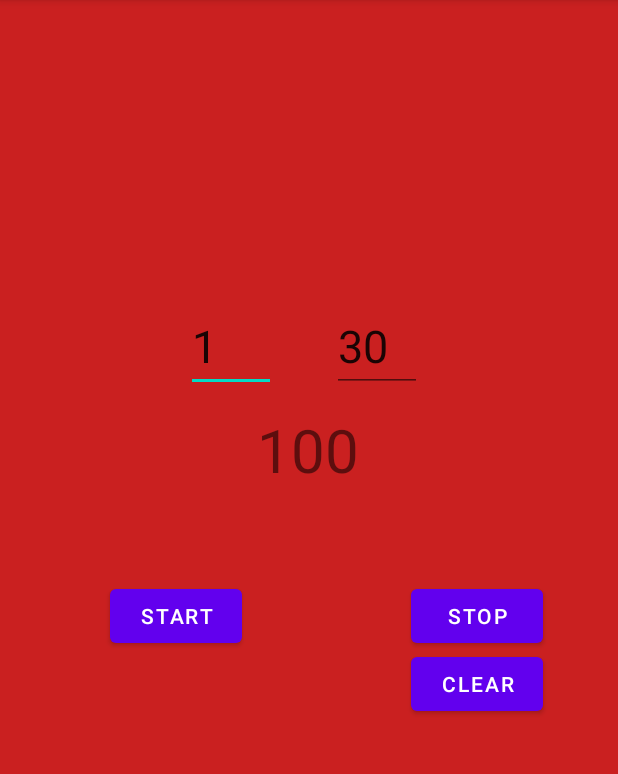
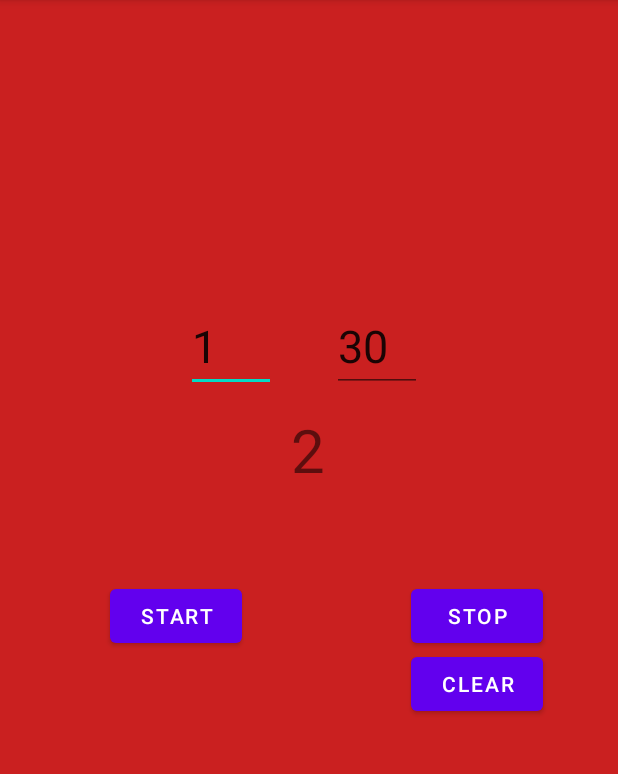
Before and after one commit to raczkowskir/MoveUp30, an Android app: the screen it shows after launch (MainActivity), after a tap on "START", on a phone screen of 412 x 824 dp, the part 84-858 px from its top. Run offline under Robolectric (Android 15) with nearby library versions, the phone set to English and light mode, and no system bars.

Commit message:
Ongoing: MOV-11 (better but I am still not proud)

```diff
--- a/app/src/main/java/com/yahoo/raczkowskir/moveup30/MainActivity.java
+++ b/app/src/main/java/com/yahoo/raczkowskir/moveup30/MainActivity.java
@@ -3,6 +3,7 @@ package com.yahoo.raczkowskir.moveup30;
 import androidx.appcompat.app.AppCompatActivity;
 import androidx.constraintlayout.widget.ConstraintLayout;
 import android.content.Context;
+import android.media.MediaPlayer;
 import android.os.Bundle;
 import android.util.Log;
 import android.widget.Button;
@@ -10,133 +11,16 @@ import android.widget.EditText;
 import android.widget.TextView;
 
 public class MainActivity extends AppCompatActivity {
-/*
-    int counter = 100;
-    int preTimerCounter = 3;
-    int counterStartValue = 100;
-*/
     Button buttonStart, buttonStop, buttonClear;
     TextView textView;
     EditText editTextMin, editTextSec;
-//    Boolean isStopped, isCleared;
-//    boolean isFirstStart = true;
-//    ChainedCountDownTimer timer1;
-//    ChainedCountDownTimer timer2;
     ConstraintLayout constraintLayout;
-//    MediaPlayer mp, mp_finish;
-    Context context = this;
     MainActivity mainActivity = this;
     TimerUtilities timerUtilities;
-/*    public void protectValue(EditText aEditText, int aValueOfTiemr) {
-        String contentofEditTextSec = String.valueOf(aEditText.getText());
-        if (contentofEditTextSec.length() > 2
-                || Integer.parseInt(contentofEditTextSec) > aValueOfTiemr) {
-            aEditText.setText(String.valueOf(aValueOfTiemr));
-        }
-        Log.d("Raki_3", String.valueOf("protectValue"));
-    }
 
-    public int getTimer(EditText aEditTextMin, EditText aEditTextSec, TextView aTextView) {
-        Log.d("Raki_4", String.valueOf("getTimer"));
-        int editTextMin = Integer.parseInt(String.valueOf(aEditTextMin.getText()));
-        int editTextSec = Integer.parseInt(String.valueOf(aEditTextSec.getText()));
-        int fullTimer = (editTextMin * 60) + editTextSec;
-        Log.d("Raki", "editTextMin " + editTextMin);
-        Log.d("Raki", "editTextSec " + editTextSec);
-        Log.d("Raki", "Full timer " + fullTimer);
+    MediaPlayer mp, mp_finish;
+    Context context = this;
 
-
-        counter = fullTimer;
-        counterStartValue = fullTimer;
-
-        if (isFirstStart) {
-            aTextView.setText(String.valueOf(fullTimer));
-            isFirstStart = false;
-        }
-
-        return fullTimer;
-    }
-
-    public Boolean startPreTimer(TextView aTextView) {
-        timer1 = new ChainedCountDownTimer((4000), 1000) {
-
-            public void onTick(long millisUntilFinished) {
-                try {
-                    if (mp.isPlaying()) {
-                        mp.stop();
-                        mp.release();
-                        mp = MediaPlayer.create(CONTEXT, R.raw.alarm_clock);
-                    }
-                    mp.start();
-                } catch (Exception e) {
-                    e.printStackTrace();
-                }
-
-                aTextView.setText(String.valueOf(preTimerCounter));
-                preTimerCounter--;
-                Log.d("Raki_1", String.valueOf(preTimerCounter));
-            }
-
-            public void onFinish() {
-                //alarm_clock_finish
-
-                try {
-                    if (mp_finish.isPlaying()) {
-                        mp_finish.stop();
-                        mp_finish.release();
-                        mp_finish = MediaPlayer.create(CONTEXT, R.raw.alarm_clock_finish);
-                    }
-                    mp_finish.start();
-                } catch (Exception e) {
-                    e.printStackTrace();
-                }
-
-                constraintLayout.setBackgroundColor(Color.rgb(76, 175, 80));
-                Log.d("Raki_2", String.valueOf(preTimerCounter));
-                aTextView.setText(String.valueOf(0));
-                preTimerCounter = 3;
-            }
-        };
-        return true;
-    }
-
-    public void manageTimer(TextView aTextView) {
-        Log.d("Raki_5", String.valueOf("manageTimer"));
-        isStopped = false;
-        isCleared = false;
-
-        String currentTimer = String.valueOf(textView.getText());
-        counter = Integer.parseInt(currentTimer);
-
-        timer2 = new ChainedCountDownTimer((counter * 100), 100) {
-            public void onTick(long millisUntilFinished) {
-                Log.d("Raki_7", String.valueOf(counter));
-                if (!isStopped) {
-                    counter--;
-                    aTextView.setText(String.valueOf(counter));
-                } else {
-                    this.cancel();
-                    if (!isCleared) {
-                        counter = Integer.parseInt(String.valueOf(aTextView.getText()));
-                        Log.d("counter", String.valueOf(counter));
-                    } else {
-                        counter = Integer.parseInt(String.valueOf(0));
-                        Log.d("Raki", "Cleared");
-                    }
-                }
-            }
-
-            public void onFinish() {
-                if (!isStopped) {
-                    aTextView.setText(String.valueOf(counterStartValue));
-                    constraintLayout.setBackgroundColor(Color.rgb(255, 255, 255));
-                } else {
-                    constraintLayout.setBackgroundColor(Color.rgb(255, 255, 255));
-                    Log.d("Raki", "timerCanceled");
-                }
-            }
-        };
-    }*/
     @Override
     protected void onCreate(Bundle savedInstanceState) {
         super.onCreate(savedInstanceState);
@@ -150,46 +34,18 @@ public class MainActivity extends AppCompatActivity {
         editTextSec = findViewById(R.id.editTextSec);
         editTextMin = findViewById(R.id.editTextMin);
 
-        timerUtilities = new TimerUtilities(constraintLayout, context, mainActivity);
+        timerUtilities = new TimerUtilities(context, mainActivity);
+        mp = MediaPlayer.create(context, R.raw.alarm_clock);
+        mp_finish = MediaPlayer.create(context, R.raw.alarm_clock_finish);
 
         buttonStart.setOnClickListener(v -> {
-            timerUtilities.simpleStart();
-//            Log.d("Raki_1", String.valueOf("Starting: start"));
-//            constraintLayout.setBackgroundColor(Color.rgb(202, 32, 32));
-//            Log.d("Raki_1", String.valueOf("Starting: start"));
+            timerUtilities.handelButtonStart();
         });
 
+        buttonStop.setOnClickListener(v -> timerUtilities.isStopped = true);
 
-
-//        mp = MediaPlayer.create(context, R.raw.alarm_clock);
-//        mp_finish = MediaPlayer.create(context, R.raw.alarm_clock_finish);
-
-//        timerUtilities = new TimerUtilities(context, mainActivity);
-
-//        buttonStart.setOnClickListener(v -> {
-///*            startPreTimer(textView);
-//            protectValue(editTextSec, 60);
-//            protectValue(editTextMin, 99);
-//            getTimer(editTextMin, editTextSec, textView);
-//            manageTimer(textView);
-//            Log.d("Raki_6", String.valueOf("onCreate"));
-//            constraintLayout.setBackgroundColor(Color.rgb(202, 32, 32));
-//            timer1.setNext(timer2).start();*/
-//            timerUtilities.handelButtonStart();
-//
-//        });
-//
-//        buttonStop.setOnClickListener(v -> timerUtilities.isStopped = true);
-//
-//        buttonClear.setOnClickListener(v -> {
-///*            constraintLayout.setBackgroundColor(Color.rgb(255, 255, 255));
-//            isFirstStart = true;
-//            protectValue(editTextSec, 60);
-//            protectValue(editTextMin, 99);
-//            getTimer(editTextMin, editTextSec, textView);
-//            isStopped = true;
-//            isCleared = true;*/
-//            timerUtilities.handelButtonClear();
-//        });
+        buttonClear.setOnClickListener(v -> {
+            timerUtilities.handelButtonClear();
+        });
     }
 }
--- a/app/src/main/java/com/yahoo/raczkowskir/moveup30/TimerUtilities.java
+++ b/app/src/main/java/com/yahoo/raczkowskir/moveup30/TimerUtilities.java
@@ -20,29 +20,15 @@ public class TimerUtilities {
     ChainedCountDownTimer timer1;
     ChainedCountDownTimer timer2;
     Context context;
-//    MediaPlayer mp = MediaPlayer.create(context, R.raw.alarm_clock);
-//    MediaPlayer mp_finish = MediaPlayer.create(context, R.raw.alarm_clock_finish);
     MainActivity mainActivity;
 
-    ConstraintLayout constraintLayout;
-
-    public TimerUtilities(ConstraintLayout aConstraintLayout, Context aContext, MainActivity aMainActivity) {
+    public TimerUtilities(
+            Context aContext,
+            MainActivity aMainActivity
+    ) {
         this.context = aContext;
         this.mainActivity = aMainActivity;
-        this.constraintLayout = aConstraintLayout;
     }
-
-    public TimerUtilities(ConstraintLayout aConstraintLayout) {
-        this.constraintLayout = aConstraintLayout;
-    }
-
-    public void simpleStart() {
-        Log.d("Raki_1", String.valueOf("Starting: start"));
-        constraintLayout.setBackgroundColor(Color.rgb(202, 32, 32));
-        Log.d("Raki_1", String.valueOf("Done: start"));
-    }
-
-
 
     public void protectValue(EditText aEditText, int aValueOfTiemr) {
         String contentofEditTextSec = String.valueOf(aEditText.getText());
@@ -78,16 +64,16 @@ public class TimerUtilities {
         timer1 = new ChainedCountDownTimer((4000), 1000) {
 
             public void onTick(long millisUntilFinished) {
-//                try {
-//                    if (mp.isPlaying()) {
-//                        mp.stop();
-//                        mp.release();
-//                        mp = MediaPlayer.create(context, R.raw.alarm_clock);
-//                    }
-//                    mp.start();
-//                } catch (Exception e) {
-//                    e.printStackTrace();
-//                }
+                try {
+                    if (mainActivity.mp.isPlaying()) {
+                        mainActivity.mp.stop();
+                        mainActivity.mp.release();
+                        mainActivity.mp = MediaPlayer.create(context, R.raw.alarm_clock);
+                    }
+                    mainActivity.mp.start();
+                } catch (Exception e) {
+                    e.printStackTrace();
+                }
 
                 aTextView.setText(String.valueOf(preTimerCounter));
                 preTimerCounter--;
@@ -95,18 +81,17 @@ public class TimerUtilities {
             }
 
             public void onFinish() {
-                //alarm_clock_finish
 
-//                try {
-//                    if (mp_finish.isPlaying()) {
-//                        mp_finish.stop();
-//                        mp_finish.release();
-//                        mp_finish = MediaPlayer.create(context, R.raw.alarm_clock_finish);
-//                    }
-//                    mp_finish.start();
-//                } catch (Exception e) {
-//                    e.printStackTrace();
-//                }
+                try {
+                    if (mainActivity.mp_finish.isPlaying()) {
+                        mainActivity.mp_finish.stop();
+                        mainActivity.mp_finish.release();
+                        mainActivity.mp_finish = MediaPlayer.create(context, R.raw.alarm_clock_finish);
+                    }
+                    mainActivity.mp_finish.start();
+                } catch (Exception e) {
+                    e.printStackTrace();
+                }
 
                 mainActivity.constraintLayout.setBackgroundColor(Color.rgb(76, 175, 80));
                 Log.d("Raki_2", String.valueOf(preTimerCounter));
@@ -175,138 +160,4 @@ public class TimerUtilities {
         isStopped = true;
         isCleared = true;
     }
-//    public void protectValue(EditText aEditText, int aValueOfTiemr) {
-//        String contentofEditTextSec = String.valueOf(aEditText.getText());
-//        if (contentofEditTextSec.length() > 2
-//                || Integer.parseInt(contentofEditTextSec) > aValueOfTiemr) {
-//            aEditText.setText(String.valueOf(aValueOfTiemr));
-//        }
-//        Log.d("Raki_3", String.valueOf("protectValue"));
-//    }
-
-//    public int getTimer(EditText aEditTextMin, EditText aEditTextSec, TextView aTextView) {
-//        Log.d("Raki_4", String.valueOf("getTimer"));
-//        int editTextMin = Integer.parseInt(String.valueOf(aEditTextMin.getText()));
-//        int editTextSec = Integer.parseInt(String.valueOf(aEditTextSec.getText()));
-//        int fullTimer = (editTextMin * 60) + editTextSec;
-//        Log.d("Raki", "editTextMin " + editTextMin);
-//        Log.d("Raki", "editTextSec " + editTextSec);
-//        Log.d("Raki", "Full timer " + fullTimer);
-//
-//
-//        counter = fullTimer;
-//        counterStartValue = fullTimer;
-//
-//        if (isFirstStart) {
-//            aTextView.setText(String.valueOf(fullTimer));
-//            isFirstStart = false;
-//        }
-//
-//        return fullTimer;
-//    }
-//
-//    public Boolean startPreTimer(TextView aTextView) {
-//        timer1 = new ChainedCountDownTimer((4000), 1000) {
-//
-//            public void onTick(long millisUntilFinished) {
-////                try {
-////                    if (mp.isPlaying()) {
-////                        mp.stop();
-////                        mp.release();
-////                        mp = MediaPlayer.create(context, R.raw.alarm_clock);
-////                    }
-////                    mp.start();
-////                } catch (Exception e) {
-////                    e.printStackTrace();
-////                }
-//
-//                aTextView.setText(String.valueOf(preTimerCounter));
-//                preTimerCounter--;
-//                Log.d("Raki_1", String.valueOf(preTimerCounter));
-//            }
-//
-//            public void onFinish() {
-//                //alarm_clock_finish
-//
-////                try {
-////                    if (mp_finish.isPlaying()) {
-////                        mp_finish.stop();
-////                        mp_finish.release();
-////                        mp_finish = MediaPlayer.create(context, R.raw.alarm_clock_finish);
-////                    }
-////                    mp_finish.start();
-////                } catch (Exception e) {
-////                    e.printStackTrace();
-////                }
-//
-//                mainActivity.constraintLayout.setBackgroundColor(Color.rgb(76, 175, 80));
-//                Log.d("Raki_2", String.valueOf(preTimerCounter));
-//                aTextView.setText(String.valueOf(0));
-//                preTimerCounter = 3;
-//            }
-//        };
-//        return true;
-//    }
-//
-//    public void manageTimer(TextView aTextView) {
-//        Log.d("Raki_5", String.valueOf("manageTimer"));
-//        isStopped = false;
-//        isCleared = false;
-//
-//        String currentTimer = String.valueOf(mainActivity.textView.getText());
-//        counter = Integer.parseInt(currentTimer);
-//
-//        timer2 = new ChainedCountDownTimer((counter * 100), 100) {
-//            public void onTick(long millisUntilFinished) {
-//                Log.d("Raki_7", String.valueOf(counter));
-//                if (!isStopped) {
-//                    counter--;
-//                    aTextView.setText(String.valueOf(counter));
-//                } else {
-//                    this.cancel();
-//                    if (!isCleared) {
-//                        counter = Integer.parseInt(String.valueOf(aTextView.getText()));
-//                        Log.d("counter", String.valueOf(counter));
-//                    } else {
-//                        counter = Integer.parseInt(String.valueOf(0));
-//                        Log.d("Raki", "Cleared");
-//                    }
-//                }
-//            }
-//
-//            public void onFinish() {
-//                if (!isStopped) {
-//                    aTextView.setText(String.valueOf(counterStartValue));
-//                    mainActivity.constraintLayout.setBackgroundColor(Color.rgb(255, 255, 255));
-//                } else {
-//                    mainActivity.constraintLayout.setBackgroundColor(Color.rgb(255, 255, 255));
-//                    Log.d("Raki", "timerCanceled");
-//                }
-//            }
-//        };
-//    }
-//
-//    public void handelButtonStart() {
-//        startPreTimer(mainActivity.textView);
-//        protectValue(mainActivity.editTextSec, 60);
-//        protectValue(mainActivity.editTextMin, 99);
-//        getTimer(mainActivity.editTextMin, mainActivity.editTextSec, mainActivity.textView);
-//        manageTimer(mainActivity.textView);
-//        Log.d("Raki_6", String.valueOf("onCreate"));
-//        mainActivity.constraintLayout.setBackgroundColor(Color.rgb(202, 32, 32));
-//        timer1.setNext(timer2).start();
-//    }
-//
-//    public void handelButtonClear() {
-//        mainActivity.constraintLayout.setBackgroundColor(Color.rgb(255, 255, 255));
-//        isFirstStart = true;
-//        protectValue(mainActivity.editTextSec, 60);
-//        protectValue(mainActivity.editTextMin, 99);
-//        getTimer(mainActivity.editTextMin, mainActivity.editTextSec, mainActivity.textView);
-//        isStopped = true;
-//        isCleared = true;
-//    }
-
-
-
 }
```
